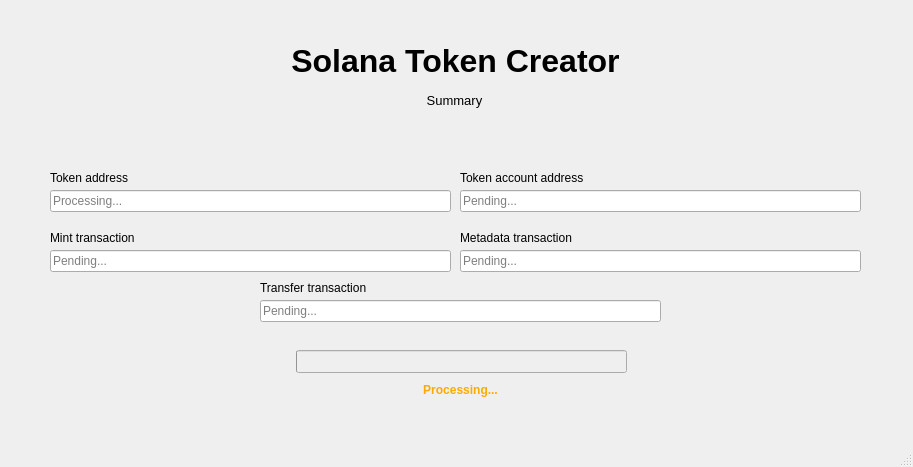
Old version of the form ui_files/summary.ui in the repository Ufinator/solana-token-creator.
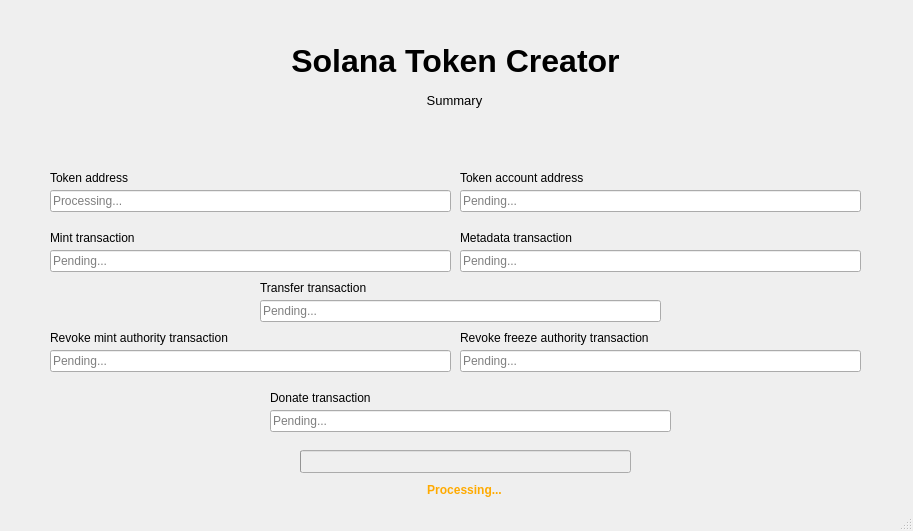
New version of the form.

```diff
--- a/ui_files/summary.ui
+++ b/ui_files/summary.ui
@@ -7,7 +7,7 @@
     <x>0</x>
     <y>0</y>
     <width>913</width>
-    <height>467</height>
+    <height>531</height>
    </rect>
   </property>
   <property name="minimumSize">
@@ -237,8 +237,8 @@
     </property>
     <property name="geometry">
      <rect>
-      <x>296</x>
-      <y>350</y>
+      <x>300</x>
+      <y>450</y>
       <width>331</width>
       <height>23</height>
      </rect>
@@ -259,8 +259,8 @@
    <widget class="QLabel" name="processText">
     <property name="geometry">
      <rect>
-      <x>300</x>
-      <y>380</y>
+      <x>304</x>
+      <y>480</y>
       <width>321</width>
       <height>20</height>
      </rect>
@@ -307,6 +307,138 @@
      <string>Transfer transaction</string>
     </property>
    </widget>
+   <widget class="QLineEdit" name="revokeMintField">
+    <property name="enabled">
+     <bool>true</bool>
+    </property>
+    <property name="geometry">
+     <rect>
+      <x>50</x>
+      <y>350</y>
+      <width>401</width>
+      <height>22</height>
+     </rect>
+    </property>
+    <property name="inputMethodHints">
+     <set>Qt::ImhNone</set>
+    </property>
+    <property name="text">
+     <string/>
+    </property>
+    <property name="readOnly">
+     <bool>true</bool>
+    </property>
+    <property name="placeholderText">
+     <string>Pending...</string>
+    </property>
+   </widget>
+   <widget class="QLabel" name="revokeMintTitle">
+    <property name="enabled">
+     <bool>true</bool>
+    </property>
+    <property name="geometry">
+     <rect>
+      <x>50</x>
+      <y>330</y>
+      <width>201</width>
+      <height>16</height>
+     </rect>
+    </property>
+    <property name="inputMethodHints">
+     <set>Qt::ImhNone</set>
+    </property>
+    <property name="text">
+     <string>Revoke mint authority transaction</string>
+    </property>
+   </widget>
+   <widget class="QLineEdit" name="revokeFreezeField">
+    <property name="enabled">
+     <bool>true</bool>
+    </property>
+    <property name="geometry">
+     <rect>
+      <x>460</x>
+      <y>350</y>
+      <width>401</width>
+      <height>22</height>
+     </rect>
+    </property>
+    <property name="inputMethodHints">
+     <set>Qt::ImhNone</set>
+    </property>
+    <property name="text">
+     <string/>
+    </property>
+    <property name="readOnly">
+     <bool>true</bool>
+    </property>
+    <property name="placeholderText">
+     <string>Pending...</string>
+    </property>
+   </widget>
+   <widget class="QLabel" name="revokeFreezeTitle">
+    <property name="enabled">
+     <bool>true</bool>
+    </property>
+    <property name="geometry">
+     <rect>
+      <x>460</x>
+      <y>330</y>
+      <width>231</width>
+      <height>16</height>
+     </rect>
+    </property>
+    <property name="inputMethodHints">
+     <set>Qt::ImhNone</set>
+    </property>
+    <property name="text">
+     <string>Revoke freeze authority transaction</string>
+    </property>
+   </widget>
+   <widget class="QLabel" name="donateTitle">
+    <property name="enabled">
+     <bool>true</bool>
+    </property>
+    <property name="geometry">
+     <rect>
+      <x>270</x>
+      <y>390</y>
+      <width>231</width>
+      <height>16</height>
+     </rect>
+    </property>
+    <property name="inputMethodHints">
+     <set>Qt::ImhNone</set>
+    </property>
+    <property name="text">
+     <string>Donate transaction</string>
+    </property>
+   </widget>
+   <widget class="QLineEdit" name="donateField">
+    <property name="enabled">
+     <bool>true</bool>
+    </property>
+    <property name="geometry">
+     <rect>
+      <x>270</x>
+      <y>410</y>
+      <width>401</width>
+      <height>22</height>
+     </rect>
+    </property>
+    <property name="inputMethodHints">
+     <set>Qt::ImhNone</set>
+    </property>
+    <property name="text">
+     <string/>
+    </property>
+    <property name="readOnly">
+     <bool>true</bool>
+    </property>
+    <property name="placeholderText">
+     <string>Pending...</string>
+    </property>
+   </widget>
   </widget>
   <widget class="QStatusBar" name="statusbar"/>
  </widget>
```
